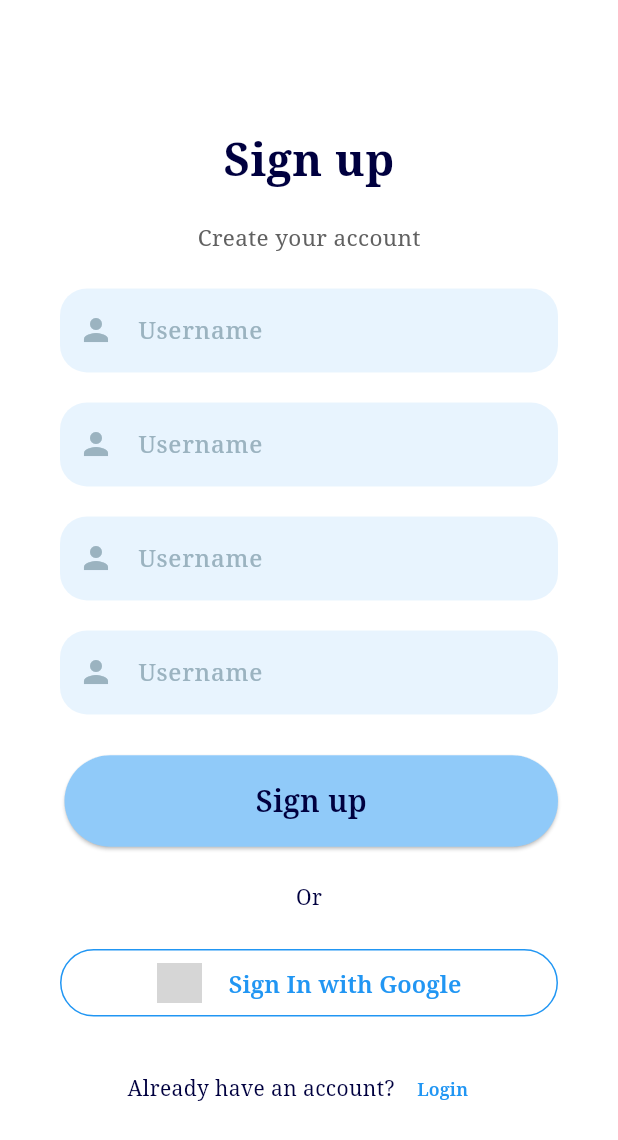
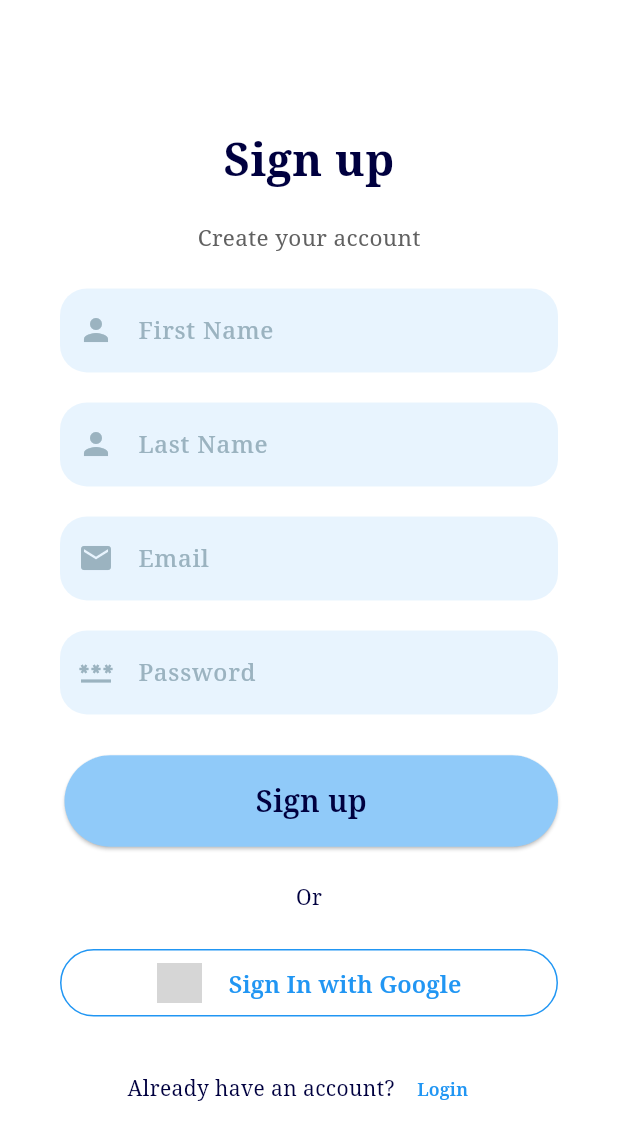
Before and after one commit to SyedPiyal/Task-Management-App, a Flutter app: the SignupPage screen opened directly, on a phone screen of 412 x 824 dp. Shown: the top 1140 px of the screen. Run offline on Flutter 3.47's test engine with Material 3 defaults, Android fonts, the phone set to English and light mode, and no system bars; our stand-ins replace flutter_slidable; grey boxes are pictures that could not be loaded.

Commit message:
Implement: * Custom TextFormField

```diff
--- a/lib/core/common/custom_textFormField.dart
+++ b/lib/core/common/custom_textFormField.dart
@@ -22,13 +22,13 @@ class CustomTextFormField extends StatelessWidget {
       keyboardType: keyboardType,
       obscureText: obscureText ?? false,
       decoration: InputDecoration(
-        hintText: "Username",
+        hintText: hintText,
         border: OutlineInputBorder(
             borderRadius: BorderRadius.circular(18),
             borderSide: BorderSide.none),
         fillColor: Colors.blue.withOpacity(0.1),
         filled: true,
-        prefixIcon: const Icon(Icons.person),
+        prefixIcon: prefixIcon,
       ),
       validator: (value) {
         if (value == null || value.isEmpty) {
```
